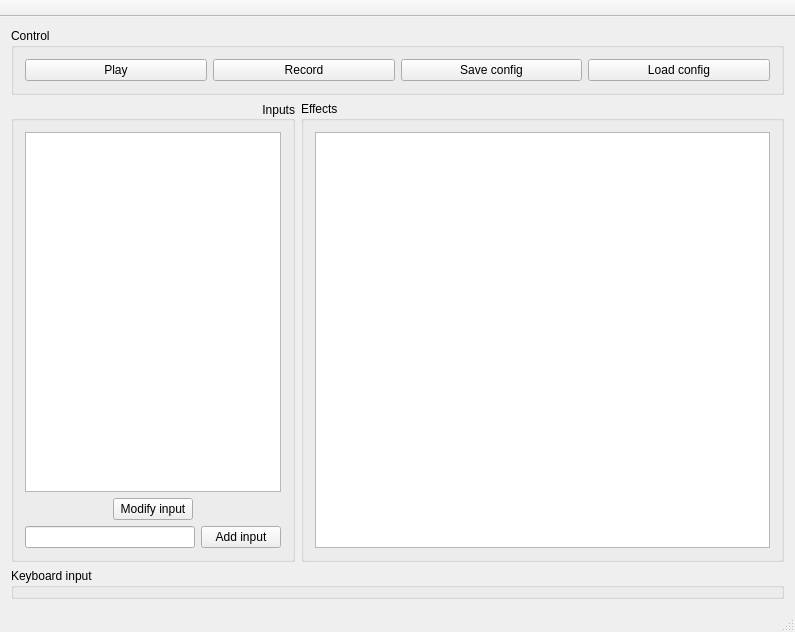
Qt form courses/prog_base_3/project/qSynth/mainwindow.ui (k-gregory/OP_repo) before a commit.
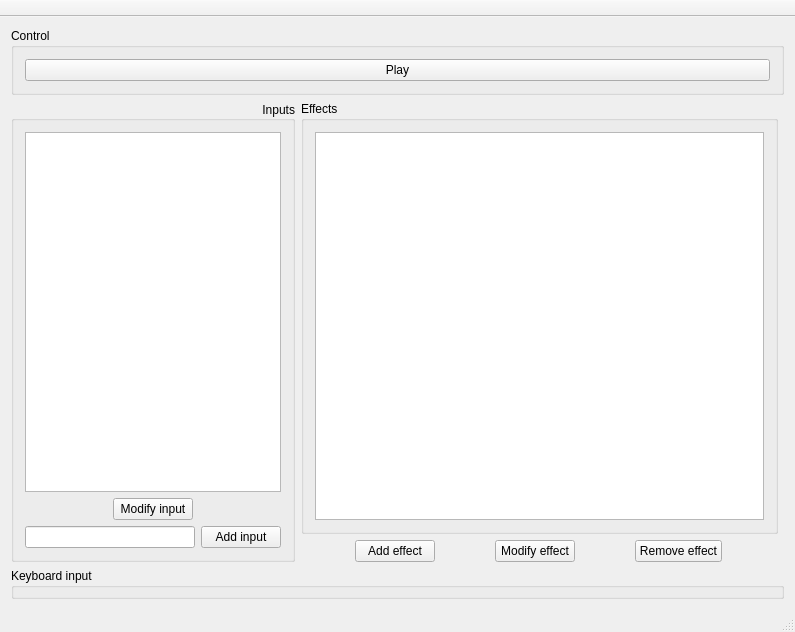
The same form after that commit.

```diff
--- a/courses/prog_base_3/project/qSynth/mainwindow.ui
+++ b/courses/prog_base_3/project/qSynth/mainwindow.ui
@@ -17,7 +17,7 @@
    <layout class="QHBoxLayout" name="horizontalLayout_3">
     <item>
      <layout class="QGridLayout" name="gridLayout">
-      <item row="0" column="1" colspan="2">
+      <item row="0" column="1" colspan="3">
        <widget class="QGroupBox" name="controlsGB">
         <property name="sizePolicy">
          <sizepolicy hsizetype="Minimum" vsizetype="Preferred">
@@ -36,31 +36,10 @@
            </property>
           </widget>
          </item>
-         <item>
-          <widget class="QPushButton" name="recordButton">
-           <property name="text">
-            <string>Record</string>
-           </property>
-          </widget>
-         </item>
-         <item>
-          <widget class="QPushButton" name="configSaveBtn">
-           <property name="text">
-            <string>Save config</string>
-           </property>
-          </widget>
-         </item>
-         <item>
-          <widget class="QPushButton" name="configLoadBtn">
-           <property name="text">
-            <string>Load config</string>
-           </property>
-          </widget>
-         </item>
         </layout>
        </widget>
       </item>
-      <item row="2" column="1" colspan="2">
+      <item row="2" column="1" colspan="3">
        <widget class="QGroupBox" name="keyboardInputGB">
         <property name="title">
          <string>Keyboard input</string>
@@ -135,6 +114,8 @@
        </widget>
       </item>
       <item row="1" column="2">
+       <layout class="QVBoxLayout" name="effectAddLayout">
+        <item>
        <widget class="QGroupBox" name="effectsGB">
         <property name="sizePolicy">
          <sizepolicy hsizetype="Expanding" vsizetype="Preferred">
@@ -158,6 +139,54 @@
          </item>
         </layout>
        </widget>
+        </item>
+        <item>
+         <layout class="QHBoxLayout" name="effectAddLt">
+          <property name="topMargin">
+           <number>0</number>
+          </property>
+          <item>
+           <widget class="QPushButton" name="addEffectBtn">
+            <property name="sizePolicy">
+             <sizepolicy hsizetype="Maximum" vsizetype="Fixed">
+              <horstretch>0</horstretch>
+              <verstretch>0</verstretch>
+             </sizepolicy>
+            </property>
+            <property name="text">
+             <string>Add effect</string>
+            </property>
+           </widget>
+          </item>
+          <item>
+           <widget class="QPushButton" name="pushButton">
+            <property name="sizePolicy">
+             <sizepolicy hsizetype="Maximum" vsizetype="Fixed">
+              <horstretch>0</horstretch>
+              <verstretch>0</verstretch>
+             </sizepolicy>
+            </property>
+            <property name="text">
+             <string>Modify effect</string>
+            </property>
+           </widget>
+          </item>
+          <item>
+           <widget class="QPushButton" name="pushButton_2">
+            <property name="sizePolicy">
+             <sizepolicy hsizetype="Maximum" vsizetype="Fixed">
+              <horstretch>0</horstretch>
+              <verstretch>0</verstretch>
+             </sizepolicy>
+            </property>
+            <property name="text">
+             <string>Remove effect</string>
+            </property>
+           </widget>
+          </item>
+         </layout>
+        </item>
+       </layout>
       </item>
      </layout>
     </item>
```
Lines whose indentation alone changed are shown as unchanged.
